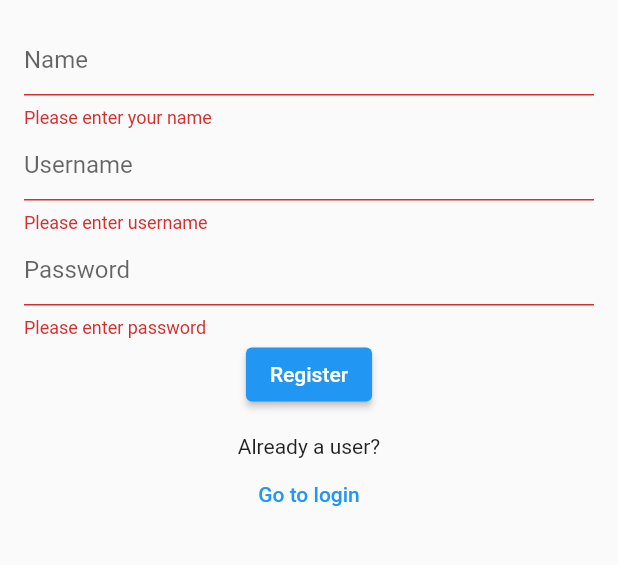
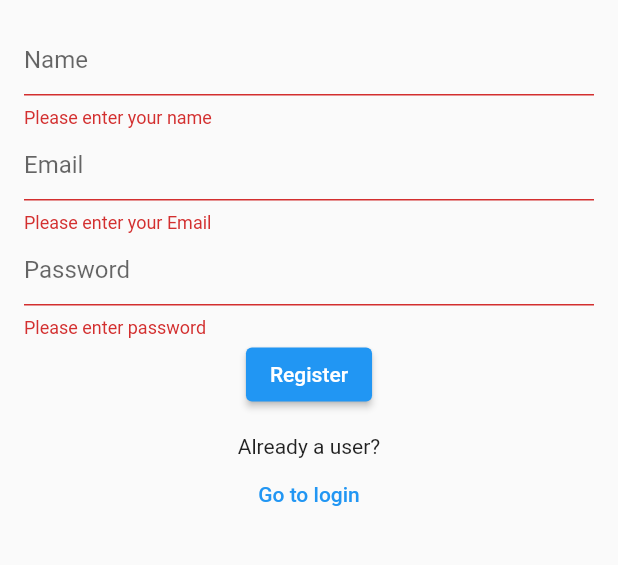
Before and after one commit to mhrjnamar/camerbook, a Flutter app: the SignupScreen screen opened by its route, after a tap on "Register", on a phone screen of 412 x 824 dp, the part 227-792 px from its top. Run offline on Flutter 3.47's test engine with Material 2 defaults, Android fonts, the phone set to English and light mode, and no system bars; our stand-ins replace carousel_slider, firebase_auth, firebase_core; missing offline and left inert: slimy_card; accounts and stored records are empty.

Commit message:
signup firebase

```diff
--- a/lib/screens/SignupScreen.dart
+++ b/lib/screens/SignupScreen.dart
@@ -1,4 +1,6 @@
+import 'package:camerbook/auth/authentication_service.dart';
 import 'package:flutter/material.dart';
+import 'package:provider/provider.dart';
 
 class SignupScreen extends StatefulWidget {
   @override
@@ -42,11 +44,11 @@ class _SignupScreenState extends State<SignupScreen> {
                     TextFormField(
                       controller: emailController,
                       decoration: InputDecoration(
-                        hintText: "Username",
+                        hintText: "Email",
                       ),
                       validator: (value) {
                         if (value.isEmpty) {
-                          return "Please enter username";
+                          return "Please enter your Email";
                         }
                         return null;
                       },
@@ -68,8 +70,13 @@ class _SignupScreenState extends State<SignupScreen> {
                         padding: EdgeInsets.all(0),
                         child: ElevatedButton(
                             child: Text("Register"),
-                            onPressed: () =>
-                                {if (_formKey.currentState.validate()) {}})),
+                            onPressed: () async
+                                {if (_formKey.currentState.validate()) {
+                                  dynamic result = await context.read<AuthenticationService>().signUp(
+                                    email: emailController.text,
+                                    password: passwordController.text,
+                                  );
+                                }})),
                     Padding(padding: EdgeInsets.all(8)),
                     Text("Already a user?"),
                     TextButton(
```
